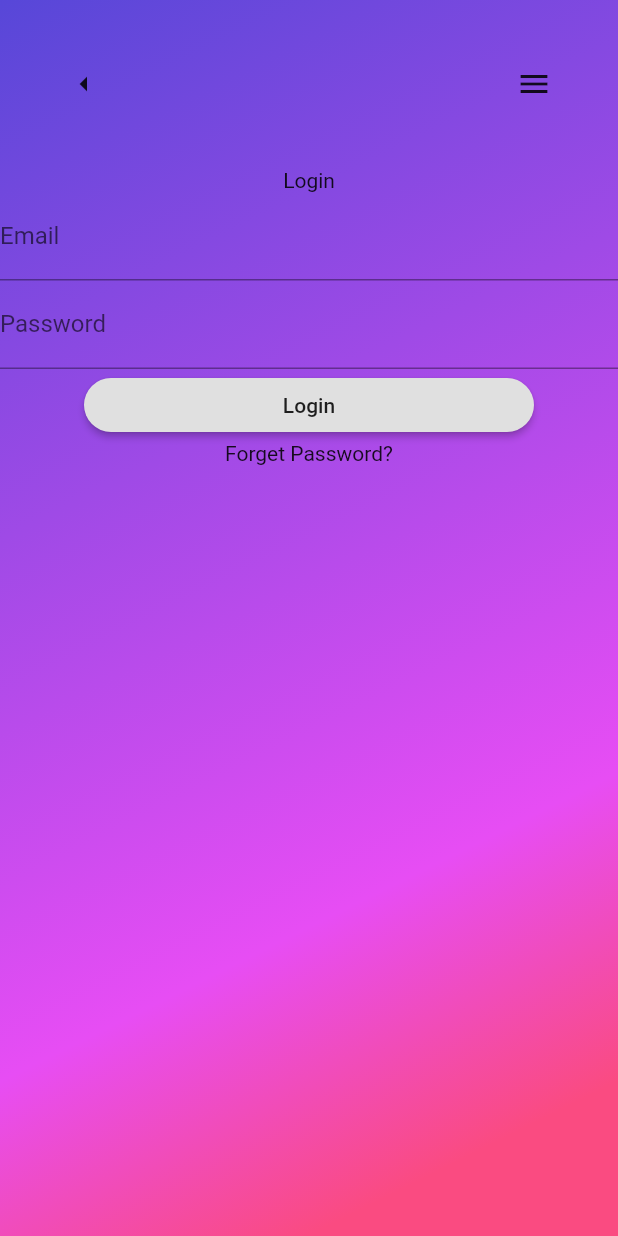
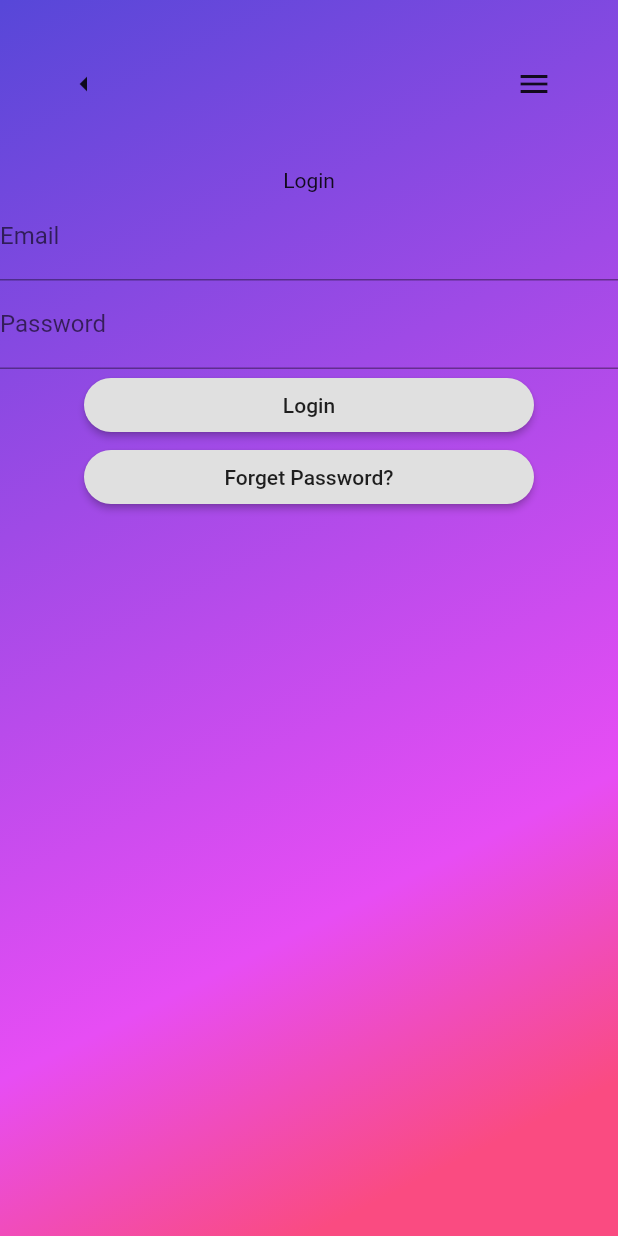
Before and after one commit to bandly93/flutter_demo, a Flutter app: the screen it shows after launch, after a tap on "LOG IN", on a phone screen of 412 x 824 dp. Run offline on Flutter 3.47's test engine with Material 2 defaults, Android fonts, the phone set to English and light mode, and no system bars.

Commit message:
add type to methods

```diff
--- a/lib/common/buttonContainer.dart
+++ b/lib/common/buttonContainer.dart
@@ -15,7 +15,7 @@ class ButtonContainer extends StatelessWidget{
   final double width;
   const ButtonContainer({Key key, @required this.text , this.route, this.textStyle, this.width}) : super(key:key);
 
-  _navigate(context,page){
+  void _navigate(context,page){
     Navigator.push(context, MaterialPageRoute(builder : (context)=> page()));
   }
 
--- a/lib/common/buttonPress.dart
+++ b/lib/common/buttonPress.dart
@@ -1,5 +1,5 @@
 import 'package:flutter/material.dart';
 
-_navigate(context,page){
+navigate(context,page){
   Navigator.push(context, MaterialPageRoute(builder : (context)=> page()));
 }
--- a/lib/common/gradientContainer.dart
+++ b/lib/common/gradientContainer.dart
@@ -1,6 +1,6 @@
 import 'package:flutter/material.dart';
 
-gradient(colors,Alignment start,Alignment end){
+BoxDecoration gradient(colors,Alignment start,Alignment end){
   return BoxDecoration(
     gradient: LinearGradient(
       begin: start,
--- a/lib/image_asset.dart
+++ b/lib/image_asset.dart
@@ -1 +1,6 @@
 const String profile = "assets/profile/bandProfile.jpeg";
+const String friend1 = "assets/friends/friend1.jpg";
+const String friend2 = "assets/friends/friend2.jpg";
+const String friend3 = "assets/friends/friend3.jpg";
+const String friend4 = "assets/friends/friend4.jpg";
+const String friend5 = "assets/friends/friend5.jpg";
--- a/lib/pages/home.dart
+++ b/lib/pages/home.dart
@@ -23,9 +23,9 @@ class HomePage extends StatelessWidget{
             TextContainer(text : 'Want to demo the app?', textStyle : descriptionStyle),
             Column(
               children: <Widget>[
-                ButtonContainer(text : "SIGN UP FREE",textStyle: signUpBtn, ),
+                ButtonContainer(text : "SIGN UP FREE", textStyle : signUpBtn, ),
                 ButtonContainer(text : "CONTINUE WITH FACEBOOK", textStyle : fbBtn),
-                ButtonContainer(text : "LOG IN", textStyle: logInBtn, route : LoginPage),
+                ButtonContainer(text : "LOG IN", textStyle : logInBtn, route : loginPage),
               ],
             ),
           ],
--- a/lib/pages/login.dart
+++ b/lib/pages/login.dart
@@ -2,9 +2,10 @@ import 'package:flutter/material.dart';
 import 'package:flutter_app/common/gradientContainer.dart';
 import 'package:flutter_app/common/navBar.dart';
 import 'package:flutter_app/common/buttonContainer.dart';
+import 'package:flutter_app/pages/profile.dart';
 import 'package:flutter_app/styles/colors.dart';
 
-LoginPage(){
+Widget loginPage(){
   return Scaffold(
     body : Container(
       decoration : gradient([color1,color2,color3],Alignment.bottomRight,Alignment.topLeft),
@@ -17,8 +18,8 @@ LoginPage(){
                 Text("Login"),
                 TextField(decoration: InputDecoration(labelText: 'Email'),),
                 TextField(decoration: InputDecoration(labelText: 'Password'),),
-                ButtonContainer(text : "Login"),
-                Text("Forget Password?")
+                ButtonContainer(text : "Login", route : profile),
+                ButtonContainer(text : "Forget Password?"),
               ],
             )
           )
--- a/pubspec.yaml
+++ b/pubspec.yaml
@@ -44,6 +44,7 @@ flutter:
   # To add assets to your application, add an assets section, like this:
   assets:
     - assets/profile/
+    - assets/friends/
   # An image asset can refer to one or more resolution-specific "variants", see
   # https://flutter.dev/assets-and-images/#resolution-aware.
 
```
Also changed, not shown: lib/common/feelingWidget.dart (added, +32 -0 lines), lib/pages/profile.dart (added, +8 -0 lines), assets/friends/friend1.jpg (added), assets/friends/friend2.jpg (added), assets/friends/friend3.jpg (added), assets/friends/friend4.jpg (added), assets/friends/friend5.jpg (added), lib/pages/forget.dart (added).
